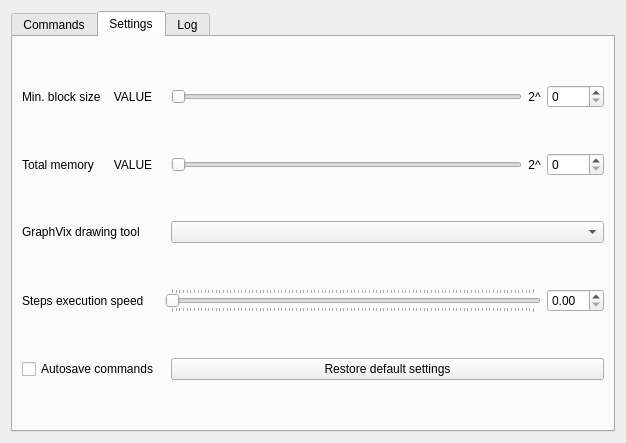
Before: the Qt Designer form dialog_settings.ui in khai-student/y3t2-ssw-course-project, drawn with Qt 5.
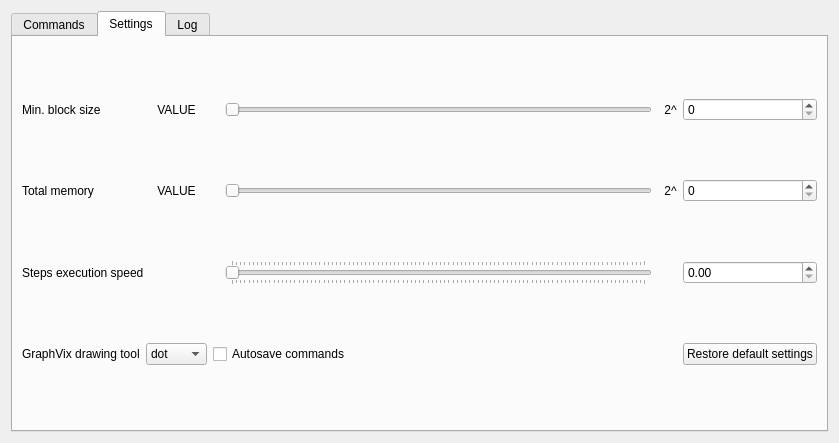
After: the same form once the commit is applied. The open tabs and pages were chosen to show the change.

Commit message: First version. All works. Need to add start and end adresses to blocks.

Patch:
```diff
--- a/dialog_settings.ui
+++ b/dialog_settings.ui
@@ -6,7 +6,7 @@
    <rect>
     <x>0</x>
     <y>0</y>
-    <width>626</width>
+    <width>839</width>
     <height>443</height>
    </rect>
   </property>
@@ -14,7 +14,7 @@
    <string>Dialog</string>
   </property>
   <layout class="QGridLayout" name="gridLayout_5">
-   <item row="0" column="0">
+   <item row="0" column="1">
     <widget class="QTabWidget" name="tabWidget">
      <property name="currentIndex">
       <number>0</number>
@@ -146,33 +146,6 @@
        <string>Settings</string>
       </attribute>
       <layout class="QGridLayout" name="gridLayout">
-       <item row="0" column="3">
-        <widget class="QSlider" name="minBlockDegreeSlider">
-         <property name="orientation">
-          <enum>Qt::Horizontal</enum>
-         </property>
-        </widget>
-       </item>
-       <item row="2" column="0" colspan="2">
-        <widget class="QLabel" name="label_2">
-         <property name="text">
-          <string>GraphVix drawing tool</string>
-         </property>
-        </widget>
-       </item>
-       <item row="2" column="3" colspan="3">
-        <widget class="QComboBox" name="drawingTool"/>
-       </item>
-       <item row="4" column="0" colspan="2">
-        <widget class="QCheckBox" name="autoSave">
-         <property name="text">
-          <string>Autosave commands</string>
-         </property>
-        </widget>
-       </item>
-       <item row="0" column="5">
-        <widget class="QSpinBox" name="minBlockDegreeSpinBox"/>
-       </item>
        <item row="1" column="0">
         <widget class="QLabel" name="label_4">
          <property name="text">
@@ -180,8 +153,12 @@
          </property>
         </widget>
        </item>
-       <item row="1" column="5">
-        <widget class="QSpinBox" name="totalMemorySpinBox"/>
+       <item row="0" column="0">
+        <widget class="QLabel" name="label">
+         <property name="text">
+          <string>Min. block size</string>
+         </property>
+        </widget>
        </item>
        <item row="3" column="0" colspan="2">
         <widget class="QLabel" name="label_6">
@@ -190,31 +167,64 @@
          </property>
         </widget>
        </item>
-       <item row="0" column="0">
-        <widget class="QLabel" name="label">
-         <property name="text">
-          <string>Min. block size</string>
-         </property>
+       <item row="4" column="1">
+        <widget class="QComboBox" name="drawingTool">
+         <item>
+          <property name="text">
+           <string>dot</string>
+          </property>
+         </item>
+         <item>
+          <property name="text">
+           <string>neato</string>
+          </property>
+         </item>
+         <item>
+          <property name="text">
+           <string>fdp</string>
+          </property>
+         </item>
+         <item>
+          <property name="text">
+           <string>sfdp</string>
+          </property>
+         </item>
+         <item>
+          <property name="text">
+           <string>twopi</string>
+          </property>
+         </item>
+         <item>
+          <property name="text">
+           <string>circo</string>
+          </property>
+         </item>
         </widget>
        </item>
-       <item row="1" column="3">
-        <widget class="QSlider" name="totalMemorySlider">
-         <property name="orientation">
-          <enum>Qt::Horizontal</enum>
+       <item row="4" column="0">
+        <widget class="QLabel" name="label_2">
+         <property name="text">
+          <string>GraphVix drawing tool</string>
          </property>
         </widget>
        </item>
-       <item row="4" column="3" colspan="3">
-        <widget class="QPushButton" name="restoreDefaultSettings">
+       <item row="1" column="6">
+        <widget class="QLabel" name="label_5">
          <property name="text">
-          <string>Restore default settings</string>
+          <string>2^</string>
          </property>
+         <property name="scaledContents">
+          <bool>false</bool>
+         </property>
+         <property name="alignment">
+          <set>Qt::AlignCenter</set>
+         </property>
         </widget>
        </item>
-       <item row="0" column="1">
-        <widget class="QLabel" name="minBlockSizeLabel">
+       <item row="0" column="6">
+        <widget class="QLabel" name="label_3">
          <property name="text">
-          <string>VALUE</string>
+          <string>2^</string>
          </property>
          <property name="scaledContents">
           <bool>false</bool>
@@ -224,6 +234,12 @@
          </property>
         </widget>
        </item>
+       <item row="0" column="7">
+        <widget class="QSpinBox" name="minBlockDegreeSpinBox"/>
+       </item>
+       <item row="1" column="7">
+        <widget class="QSpinBox" name="totalMemorySpinBox"/>
+       </item>
        <item row="1" column="1">
         <widget class="QLabel" name="totalMemoryLabel">
          <property name="text">
@@ -234,36 +250,34 @@
          </property>
         </widget>
        </item>
-       <item row="3" column="5">
-        <widget class="QDoubleSpinBox" name="stepsExecSpeedSpinBox"/>
+       <item row="0" column="1">
+        <widget class="QLabel" name="minBlockSizeLabel">
+         <property name="text">
+          <string>VALUE</string>
+         </property>
+         <property name="scaledContents">
+          <bool>false</bool>
+         </property>
+         <property name="alignment">
+          <set>Qt::AlignCenter</set>
+         </property>
+        </widget>
        </item>
        <item row="0" column="4">
-        <widget class="QLabel" name="label_3">
-         <property name="text">
-          <string>2^</string>
-         </property>
-         <property name="scaledContents">
-          <bool>false</bool>
-         </property>
-         <property name="alignment">
-          <set>Qt::AlignCenter</set>
+        <widget class="QSlider" name="minBlockDegreeSlider">
+         <property name="orientation">
+          <enum>Qt::Horizontal</enum>
          </property>
         </widget>
        </item>
        <item row="1" column="4">
-        <widget class="QLabel" name="label_5">
-         <property name="text">
-          <string>2^</string>
-         </property>
-         <property name="scaledContents">
-          <bool>false</bool>
-         </property>
-         <property name="alignment">
-          <set>Qt::AlignCenter</set>
+        <widget class="QSlider" name="totalMemorySlider">
+         <property name="orientation">
+          <enum>Qt::Horizontal</enum>
          </property>
         </widget>
        </item>
-       <item row="3" column="2" colspan="3">
+       <item row="3" column="4">
         <widget class="QSlider" name="stepsExecSpeedSlider">
          <property name="maximum">
           <number>99</number>
@@ -279,6 +293,23 @@
          </property>
         </widget>
        </item>
+       <item row="4" column="7">
+        <widget class="QPushButton" name="restoreDefaultSettings">
+         <property name="text">
+          <string>Restore default settings</string>
+         </property>
+        </widget>
+       </item>
+       <item row="4" column="2" colspan="5">
+        <widget class="QCheckBox" name="autoSave">
+         <property name="text">
+          <string>Autosave commands</string>
+         </property>
+        </widget>
+       </item>
+       <item row="3" column="7">
+        <widget class="QDoubleSpinBox" name="stepsExecSpeedSpinBox"/>
+       </item>
       </layout>
      </widget>
      <widget class="QWidget" name="tabLog">
```
Left out of the diff: 83 changed lines with no effect on the pictures. The commit also changes 18 other files.
